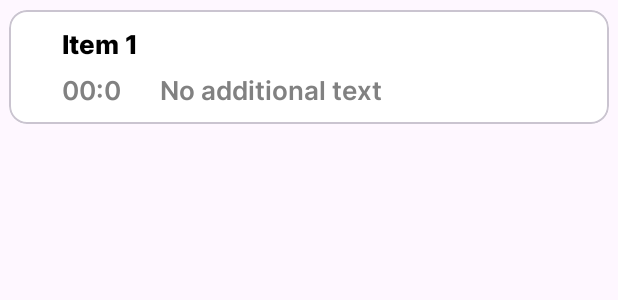
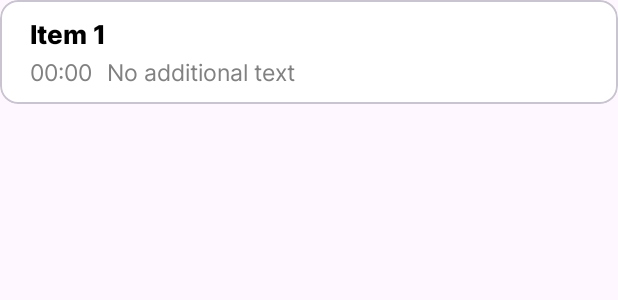
Before and after one commit to Katana1936/PET_Kotlin_Notes_App, an Android app: the layout each_todo_item.xml on its own in the app's theme, with its tools: preview values and no code run, on a phone screen of 412 x 824 dp. Shown: the top 300 px of the screen. Run offline under Robolectric (Android 15) with nearby library versions, the phone set to English and light mode, and no system bars.

Commit message:
Added time element for adding a note

```diff
--- a/app/src/main/java/com/example/to_doapp/fragments/ToDoDialogFragment.kt
+++ b/app/src/main/java/com/example/to_doapp/fragments/ToDoDialogFragment.kt
@@ -47,20 +47,14 @@ class ToDoDialogFragment : DialogFragment() {
 
     override fun onViewCreated(view: View, savedInstanceState: Bundle?) {
         super.onViewCreated(view, savedInstanceState)
-
         if (arguments != null){
-
             toDoData = ToDoData(arguments?.getString("taskId").toString() ,arguments?.getString("task").toString())
             binding.todoEt.setText(toDoData?.task)
         }
-
-
         binding.todoClose.setOnClickListener {
             dismiss()
         }
-
         binding.todoNextBtn.setOnClickListener {
-
             val todoTask = binding.todoEt.text.toString()
             if (todoTask.isNotEmpty()){
                 if (toDoData == null){
--- a/app/src/main/java/com/example/to_doapp/utils/model/ToDoData.kt
+++ b/app/src/main/java/com/example/to_doapp/utils/model/ToDoData.kt
@@ -1,3 +1,7 @@
 package com.example.to_doapp.utils.model
 
-data class ToDoData(var taskId:String, var task:String)
+data class ToDoData(
+    val taskId: String,
+    var task: String,
+    val timestamp: Long = System.currentTimeMillis()
+)
--- a/app/src/main/res/layout/each_todo_item.xml
+++ b/app/src/main/res/layout/each_todo_item.xml
@@ -3,9 +3,7 @@
     xmlns:tools="http://schemas.android.com/tools"
     android:layout_width="match_parent"
     android:layout_height="wrap_content"
-    xmlns:app="http://schemas.android.com/apk/res-auto"
-    app:cardUseCompatPadding="true">
-
+    xmlns:app="http://schemas.android.com/apk/res-auto">
     <androidx.constraintlayout.widget.ConstraintLayout
         android:layout_width="match_parent"
         android:layout_height="wrap_content"
@@ -17,28 +15,26 @@
             android:layout_height="wrap_content"
             android:layout_marginStart="20dp"
             android:layout_marginTop="10dp"
-            android:layout_marginBottom="5dp"
+            android:layout_marginBottom="1dp"
             android:fontFamily="@font/inter_extra_bold"
             android:gravity="left"
-            android:paddingStart="16dp"
             android:text="Item 1"
             android:textColor="@color/black"
             android:textSize="17sp"
-            app:layout_constraintBottom_toTopOf="@+id/text_first"
+            app:layout_constraintBottom_toTopOf="@+id/text_time"
             app:layout_constraintStart_toStartOf="parent"
             app:layout_constraintTop_toTopOf="parent" />
 
         <TextView
-            android:id="@+id/text_first"
+            android:id="@+id/text_time"
             android:layout_width="wrap_content"
             android:layout_height="wrap_content"
             android:layout_marginStart="20dp"
             android:layout_marginBottom="10dp"
-            android:fontFamily="@font/inter_semi_bold"
-            android:paddingStart="16dp"
-            android:text="00:0"
+            android:fontFamily="@font/inter_regular"
+            android:text="00:00"
             android:textColor="#818181"
-            android:textSize="17sp"
+            android:textSize="15sp"
             app:layout_constraintBottom_toBottomOf="parent"
             app:layout_constraintStart_toStartOf="parent" />
 
@@ -48,13 +44,12 @@
             android:layout_height="wrap_content"
             android:layout_marginStart="10dp"
             android:layout_marginBottom="10dp"
-            android:fontFamily="@font/inter_semi_bold"
-            android:paddingStart="16dp"
+            android:fontFamily="@font/inter_regular"
             android:text="No additional text"
             android:textColor="#818181"
-            android:textSize="17sp"
+            android:textSize="15sp"
             app:layout_constraintBottom_toBottomOf="parent"
-            app:layout_constraintStart_toEndOf="@+id/text_first" />
+            app:layout_constraintStart_toEndOf="@+id/text_time" />
 
         <ImageView
             android:id="@+id/editTask"
--- a/app/src/main/res/layout/fragment_home.xml
+++ b/app/src/main/res/layout/fragment_home.xml
@@ -11,7 +11,7 @@
         android:id="@+id/notes"
         android:layout_width="wrap_content"
         android:layout_height="wrap_content"
-        android:layout_marginStart="15dp"
+        android:layout_marginStart="20dp"
         android:layout_marginTop="20dp"
         android:text="Notes"
         android:textSize="40dp"
@@ -49,9 +49,9 @@
         android:id="@+id/mainRecyclerView"
         android:layout_width="0dp"
         android:layout_height="0dp"
-        android:layout_marginStart="15dp"
+        android:layout_marginStart="20dp"
         android:layout_marginTop="15dp"
-        android:layout_marginEnd="15dp"
+        android:layout_marginEnd="20dp"
         app:layout_constraintBottom_toTopOf="@+id/addTaskBtn_main"
         app:layout_constraintEnd_toEndOf="parent"
         app:layout_constraintHorizontal_bias="0.5"
```
Also changed, not shown: app/src/main/java/com/example/to_doapp/fragments/HomeFragment.kt (+8 -9 lines), app/src/main/java/com/example/to_doapp/utils/adapter/TaskAdapter.kt (+7 -2 lines).
